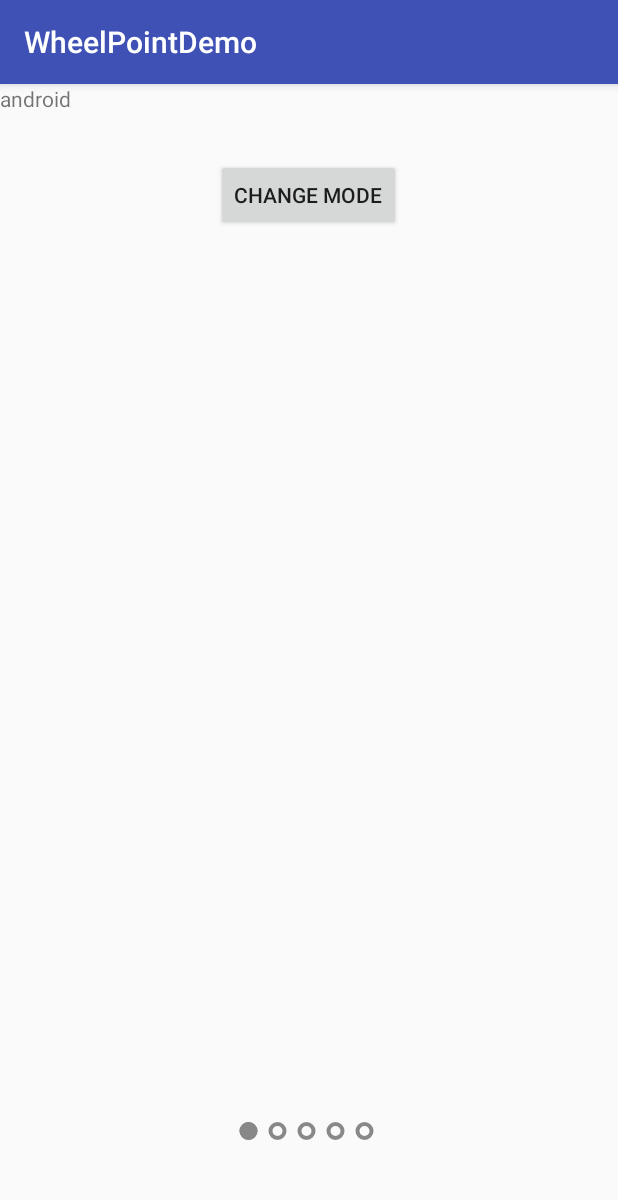
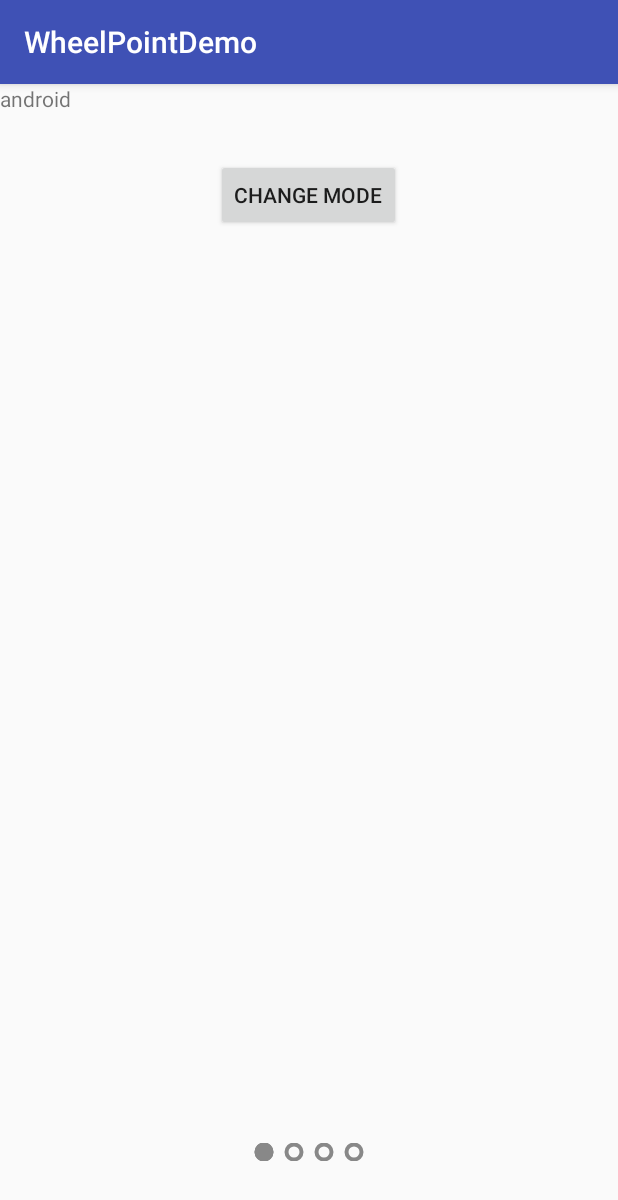
Before and after one commit to UrsusMountain/WheelPointDemo, an Android app: the screen it shows after launch (MainActivity), on a phone screen of 412 x 824 dp. Shown: the top 1200 px of the screen. Run offline under Robolectric (Android 15) with nearby library versions, the phone set to English and light mode, and no system bars; our stand-ins replace ButterKnife.

Commit message:
自定义属性添加

```diff
--- /dev/null
+++ b/WheelPointDemo/app/src/main/java/com/ursus/wheelpointdemo/SizeUtils.java
@@ -0,0 +1,29 @@
+package com.ursus.wheelpointdemo;
+
+import android.content.Context;
+
+/**
+ * Author:  ursus
+ * Date:    16/9/7
+ * Function:
+ */
+public class SizeUtils {
+
+    /**
+     * dp转px
+     */
+    public static int dp2px(Context context, float dpValue) {
+        final float scale = context.getResources().getDisplayMetrics().density;
+        return (int) (dpValue * scale + 0.5f);
+    }
+
+    /**
+     * px转dp
+     */
+    public static int px2dp(Context context, float pxValue) {
+        final float scale = context.getResources().getDisplayMetrics().density;
+        return (int) (pxValue / scale + 0.5f);
+    }
+
+
+}
--- a/WheelPointDemo/app/src/main/java/com/ursus/wheelpointdemo/WheelPointView.java
+++ b/WheelPointDemo/app/src/main/java/com/ursus/wheelpointdemo/WheelPointView.java
@@ -1,6 +1,7 @@
 package com.ursus.wheelpointdemo;
 
 import android.content.Context;
+import android.content.res.TypedArray;
 import android.graphics.Canvas;
 import android.graphics.Color;
 import android.graphics.Paint;
@@ -18,8 +19,8 @@ public class WheelPointView extends View {
 
     private int mWidth;
     private int mHeight;
-    private int mPointRadius;
-    private int mPointGap;
+    private float mPointRadius;
+    private float mPointGap;
     private int mPointCount;
     private int mRealWidth;
 
@@ -40,19 +41,57 @@ public class WheelPointView extends View {
 
     public WheelPointView(Context context, AttributeSet attrs, int defStyleAttr) {
         super(context, attrs, defStyleAttr);
-        mPointCount = 5;
+        TypedArray typedArray = context.obtainStyledAttributes(attrs, R.styleable.wheelPointView, defStyleAttr, 0);
+        mPointRadius = typedArray.getDimension(R.styleable.wheelPointView_point_radius, 0.0f);
+        mPointGap = typedArray.getDimension(R.styleable.wheelPointView_point_gap, 0.0f);
+        mPointCount = typedArray.getInt(R.styleable.wheelPointView_point_count, 0);
         mMode = SCROLL_MODE_NORMAL;
     }
 
+    @Override
+    protected void onMeasure(int widthMeasureSpec, int heightMeasureSpec) {
+//        super.onMeasure(widthMeasureSpec, heightMeasureSpec);
+        int widthMode = MeasureSpec.getMode(widthMeasureSpec);
+        int widthSize = MeasureSpec.getSize(widthMeasureSpec);
+
+        int heightSize = MeasureSpec.getSize(heightMeasureSpec);
+        int heightMode = MeasureSpec.getMode(heightMeasureSpec);
+
+        float wantWidth = mPointCount * (mPointGap + mPointRadius * 2);
+        float wantHeight = mPointRadius * 2.5f;
+
+        float wScale = 1;
+        float hScale = 1;
+        float scale;
+
+        if (widthMode != MeasureSpec.UNSPECIFIED && widthSize < wantHeight) {
+            hScale = (float) widthSize / wantWidth;
+        }
+        if (heightMode != MeasureSpec.UNSPECIFIED && heightSize < wantHeight) {
+            wScale = (float) heightSize / wantHeight;
+        }
+
+        scale = Math.min(wScale, hScale);
+
+        setMeasuredDimension(
+                resolveSizeAndState((int) (wantWidth * scale), widthMeasureSpec, 0),
+                resolveSizeAndState((int) (wantHeight * scale), heightMeasureSpec, 0)
+        );
+
+    }
 
     @Override
     protected void onSizeChanged(int w, int h, int oldw, int oldh) {
         super.onSizeChanged(w, h, oldw, oldh);
         this.mWidth = w;
         this.mHeight = h;
-        mPointGap = Math.min(mWidth / (mPointCount * 2), mHeight);
-        mPointRadius = mPointGap / 2;
-        mRealWidth = mPointCount * (mPointRadius * 2 + mPointGap);
+        float wantWidth = mPointCount * (mPointGap + mPointRadius * 2);
+        if (wantWidth > mWidth) {
+            float scale = (float) mWidth / wantWidth;
+            mPointRadius = mPointRadius * scale;
+            mPointGap = mPointGap * scale;
+        }
+        mRealWidth = (int) (mPointCount * (mPointRadius * 2 + mPointGap));
     }
 
     @Override
@@ -74,7 +113,7 @@ public class WheelPointView extends View {
 
         switch (mMode) {
             case SCROLL_MODE_NORMAL:
-                drawNormal(canvas,xPos);
+                drawNormal(canvas, xPos);
                 break;
             case SCROLL_MODE_VISCOSITY:
                 drawViscosity(canvas, xPos);
@@ -123,7 +162,7 @@ public class WheelPointView extends View {
         this.mMode = mMode;
     }
 
-    public int getMode(){
+    public int getMode() {
         return mMode;
     }
 
--- a/WheelPointDemo/app/src/main/res/layout/activity_main.xml
+++ b/WheelPointDemo/app/src/main/res/layout/activity_main.xml
@@ -2,6 +2,7 @@
 <RelativeLayout
     xmlns:android="http://schemas.android.com/apk/res/android"
     xmlns:tools="http://schemas.android.com/tools"
+    xmlns:wheel="http://schemas.android.com/apk/res-auto"
     android:layout_width="match_parent"
     android:layout_height="match_parent"
     tools:context="com.ursus.wheelpointdemo.MainActivity">
@@ -22,10 +23,13 @@
     />
     <com.ursus.wheelpointdemo.WheelPointView
         android:id="@+id/wheelpointview"
-        android:layout_width="100dp"
-        android:layout_height="40dp"
+        android:layout_width="wrap_content"
+        android:layout_height="wrap_content"
         android:layout_alignParentBottom="true"
         android:layout_centerHorizontal="true"
         android:layout_marginBottom="50dp"
+        wheel:point_radius = "5dp"
+        wheel:point_gap = "10dp"
+        wheel:point_count = "4"
     />
 </RelativeLayout>
--- a/WheelPointDemo/app/src/main/res/values/attr.xml
+++ b/WheelPointDemo/app/src/main/res/values/attr.xml
@@ -2,8 +2,11 @@
 <resources>
     <attr name="point_radius" format="dimension"/>
     <attr name="point_gap" format="dimension"/>
+    <attr name="point_count" format = "integer"/>
+
     <declare-styleable name="wheelPointView">
         <attr name="point_radius"/>
         <attr name="point_gap"/>
+        <attr name="point_count"/>
     </declare-styleable>
 </resources>
```
